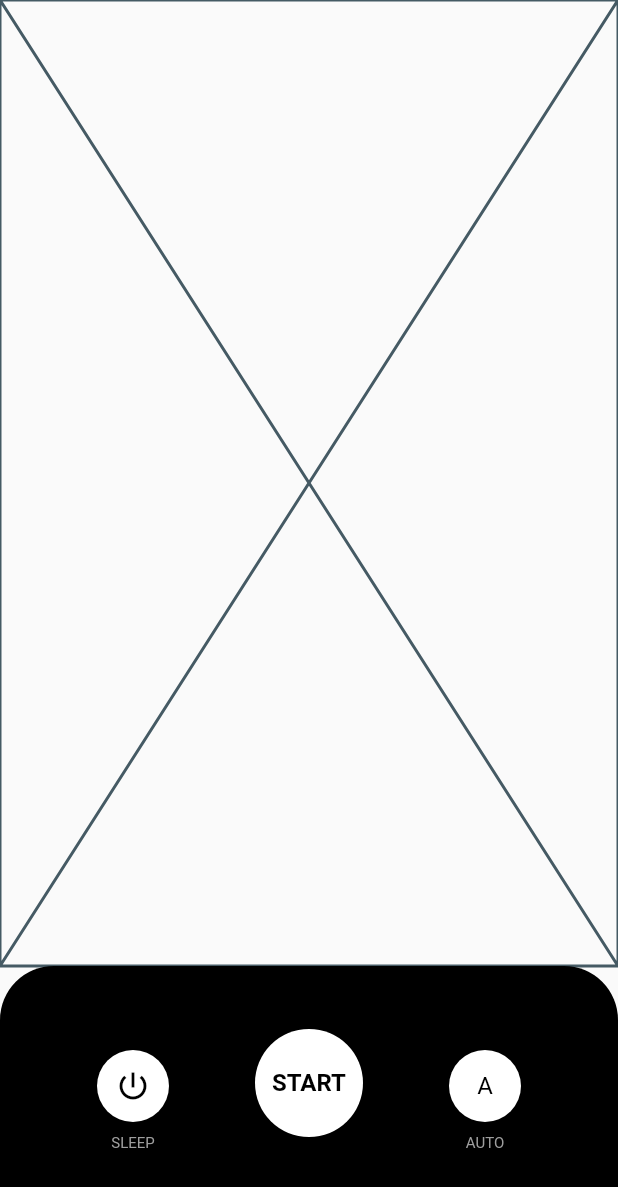
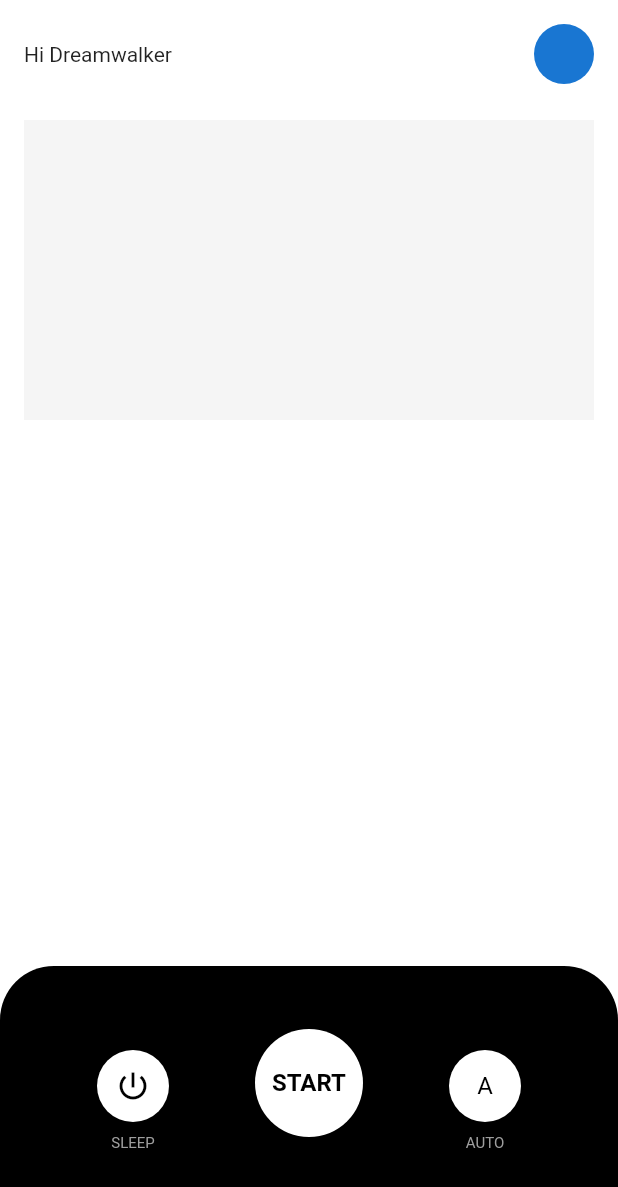
Before and after one commit to JAICHANGPARK/flutter_notebook_18th_story, a Flutter app: the screen it shows after launch, on a phone screen of 412 x 824 dp. Shown: the top 1187 px of the screen. Run offline on Flutter 3.47's test engine with Material 2 defaults, Android fonts, the phone set to English and light mode, and no system bars; our stand-ins replace cached_network_image, flutter_lorem, flutter_riverpod, flutter_svg, freezed_annotation, go_router and 3 more.

Commit message:
Update treadmill_home_page.dart

```diff
--- a/lib/ep1070_treadmill_app/src/ui/treadmill_home_page.dart
+++ b/lib/ep1070_treadmill_app/src/ui/treadmill_home_page.dart
@@ -6,10 +6,44 @@ class TreadmillHomePage extends StatelessWidget {
   @override
   Widget build(BuildContext context) {
     return Scaffold(
-      body: Column(
+      backgroundColor: Colors.white,
+      body: SafeArea(
+        child: Column(
           children: [
-          const Expanded(
-            child: Placeholder(),
+            Expanded(
+              child: Padding(
+                padding: const EdgeInsets.all(16.0),
+                child: Column(
+                  children: [
+                    Row(
+                      mainAxisAlignment: MainAxisAlignment.spaceBetween,
+                      children: [
+                        Text("Hi Dreamwalker"),
+                        CircleAvatar(),
+                      ],
+                    ),
+                    SizedBox(
+                      height: 24,
+                    ),
+                    Expanded(
+                        child: SingleChildScrollView(
+                      child: Column(
+                        children: [
+                          Container(
+                            decoration: BoxDecoration(
+                              color: Colors.grey[100],
+                            ),
+                            height: 200,
+                          )
+                        ],
+                      ),
+                    ))
+                  ],
+                ),
+              ),
+            ),
+            const SizedBox(
+              height: 16,
             ),
             Container(
               height: 180,
@@ -20,7 +54,10 @@ class TreadmillHomePage extends StatelessWidget {
                   topLeft: Radius.circular(36),
                 ),
               ),
-            padding: EdgeInsets.symmetric(horizontal: 36, vertical: 36),
+              padding: const EdgeInsets.symmetric(
+                horizontal: 36,
+                vertical: 36,
+              ),
               child: Row(
                 crossAxisAlignment: CrossAxisAlignment.center,
                 mainAxisAlignment: MainAxisAlignment.spaceAround,
@@ -91,6 +128,7 @@ class TreadmillHomePage extends StatelessWidget {
             )
           ],
         ),
+      ),
     );
   }
 }
```
Lines whose indentation alone changed are shown as unchanged.
